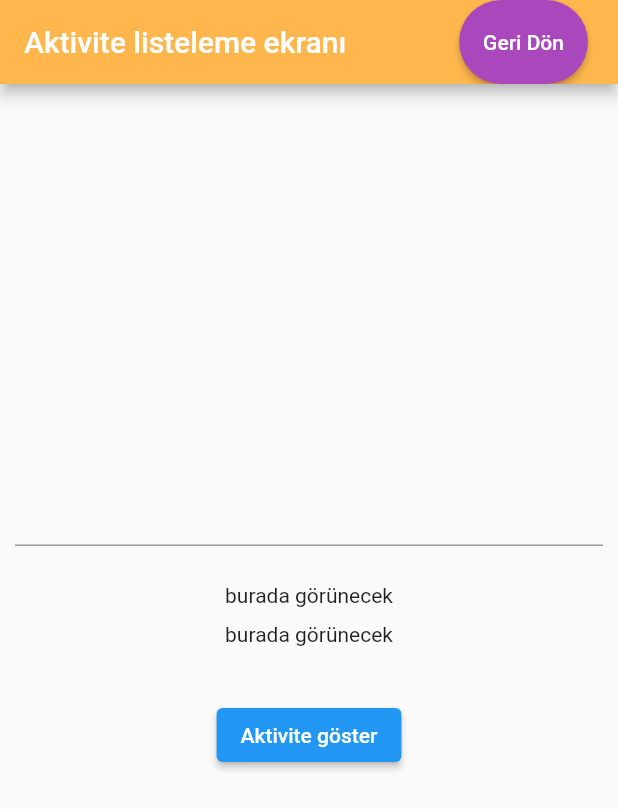
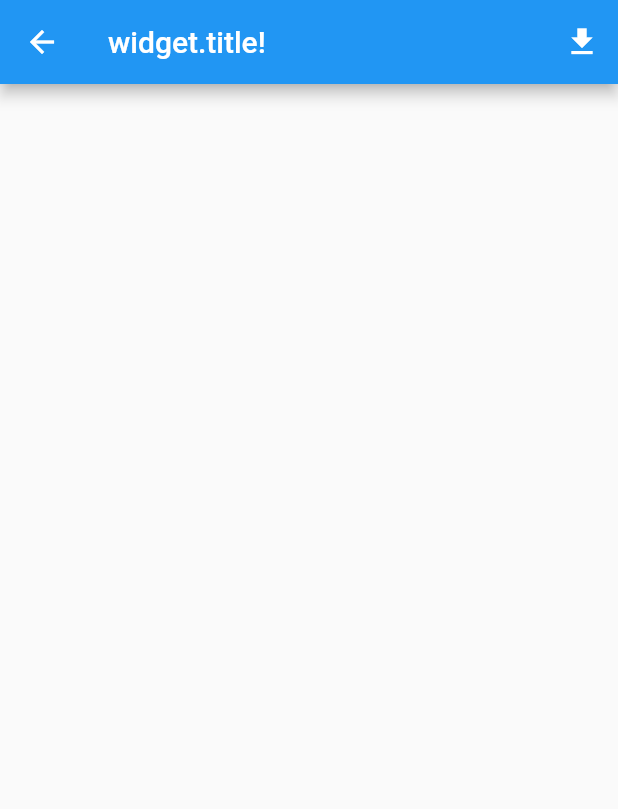
Before and after one commit to YigitOcal1/Housey, a Flutter app: the ShowActivity screen opened directly, on a phone screen of 412 x 824 dp. Shown: the top 809 px of the screen. Run offline on Flutter 3.47's test engine with Material 2 defaults, Android fonts, the phone set to English and light mode, and no system bars; our stand-ins replace cloud_firestore, firebase_auth, firebase_core, firebase_database, fluttertoast; accounts and stored records are empty.

Commit message:
aktivite get yapıldı

```diff
--- a/lib/views/main_page.dart
+++ b/lib/views/main_page.dart
@@ -179,8 +179,9 @@ class _MainPageState extends State<MainPage> {
             } else {
               return Container(
                 child: Column(
+
                   children: <Widget>[
-                    SizedBox(height: 120.0),
+                    SizedBox(height: 50.0),
                     Padding(
                       padding: EdgeInsets.all(15.0),
                       child: titlefield,
--- a/lib/views/showactivity_screen.dart
+++ b/lib/views/showactivity_screen.dart
@@ -16,6 +16,7 @@ class _ShowActivityState extends State<ShowActivity> {
   final datecontroller = TextEditingController();
   final maxpeople = TextEditingController();
   final databaseRef = FirebaseDatabase.instance.reference().child('activities');
+  List<Map<dynamic, dynamic>> lists = [];
   final authstate = FirebaseAuth.instance.currentUser;
   late ActivityModel activity;
 
@@ -23,9 +24,6 @@ class _ShowActivityState extends State<ShowActivity> {
   String displayTitle = 'burada görünecek';
   String displayDate = 'burada görünecek';
   String displayMaxpeople = 'burada görünecek';
-  List<String> titleList = [];
-  List<String> dateList = [];
-  List<String> maxpeopleList = [];
 
   Future getActivity() async {
     String authid = authstate!.uid;
@@ -37,10 +35,12 @@ class _ShowActivityState extends State<ShowActivity> {
       setState(() {
         Map<dynamic, dynamic> values = dataSnapshot.value;
         values.forEach((key, values) {
+          lists.add(values);
+
+          print(lists);
           print(values["userid"]);
           displayTitle = values['title'];
-          titleList.add(values['title']);
-          print("olllllllllllllllllllllllll  " + values['title'].toString());
+
           //print("titledebug  " + displayTitle);
           //print(values["title"]);
           displayDate = values['date'];
@@ -59,70 +59,35 @@ class _ShowActivityState extends State<ShowActivity> {
 
   @override
    Widget build(BuildContext context) {
-    //printFirebase();
     return Scaffold(
         appBar: AppBar(
-        backgroundColor: (Colors.orange[300]),
-        title: Text('Aktivite listeleme ekranı'),
-        automaticallyImplyLeading: false,
+          title: Text("widget.title!"),
             actions: <Widget>[
-          Padding(
-            padding: EdgeInsets.only(right: 20.0),
-            child: ElevatedButton(
+          IconButton(
             onPressed: () {
-                Navigator.pop(context);
+              getActivity();
             },
-              style: ElevatedButton.styleFrom(
-                  primary: Colors.purple[400],
-                  minimumSize: Size(55.0, 40.0),
-                  shape: new RoundedRectangleBorder(
-                      borderRadius: new BorderRadius.circular(50.0))),
-              child: Text('Geri Dön'),
+            icon: Icon(Icons.get_app),
           ),
-          )
         ],
         ),
-      body: FutureBuilder(
-          future: _future, // buraya methodu eklersen direkt çağırır
-          builder: (context, snapshot) {
-            if (snapshot.hasError) {
-              return Text(snapshot.error.toString());
-            } else {
-              return Container(
+        body:   ListView.builder(
+                    shrinkWrap: true,
+                    itemCount: lists.length,
+                    itemBuilder: (BuildContext context, int index) {
+                      return Card(
                         child: Column(
+                          crossAxisAlignment: CrossAxisAlignment.start,
                           children: <Widget>[
-                    SizedBox(height: 250.0),
-                    Padding(
-                      padding: EdgeInsets.all(10.0),
-                      child: TextField(
-                        controller: titlecontroller,
-                      ),
-                    ),
-                    Padding(
-                      padding: const EdgeInsets.all(5.0),
-                      child: Column(
-                          children: []), //to do: liste şeklinde göstermedd
-                    ),
-                    Padding(
-                      padding: const EdgeInsets.all(5.0),
-                      child: Text(displayDate),
-                    ),
-                    Padding(
-                      padding: const EdgeInsets.all(5.0),
-                      child: Text(displayMaxpeople),
-                    ),
-                    SizedBox(height: 30.0),
-                    Center(
-                        child: ElevatedButton(
-                            child: Text("Aktivite göster"),
-                            onPressed: () {
-                              getActivity();
-                            })),
+                            Text("Başlık: " + lists[index]["title"]),
+                            Text("Tarih: " + lists[index]["date"]),
+                            Text("Kişi sayısı: " + lists[index]["peoplenumber"]),
+
                           ],
                         ),
+
                       );
-            }
-          }),
+                    })
+
             );
-  }
-}
+  }}
```
Also changed, not shown: pubspec.lock. Lines whose indentation alone changed are shown as unchanged.
